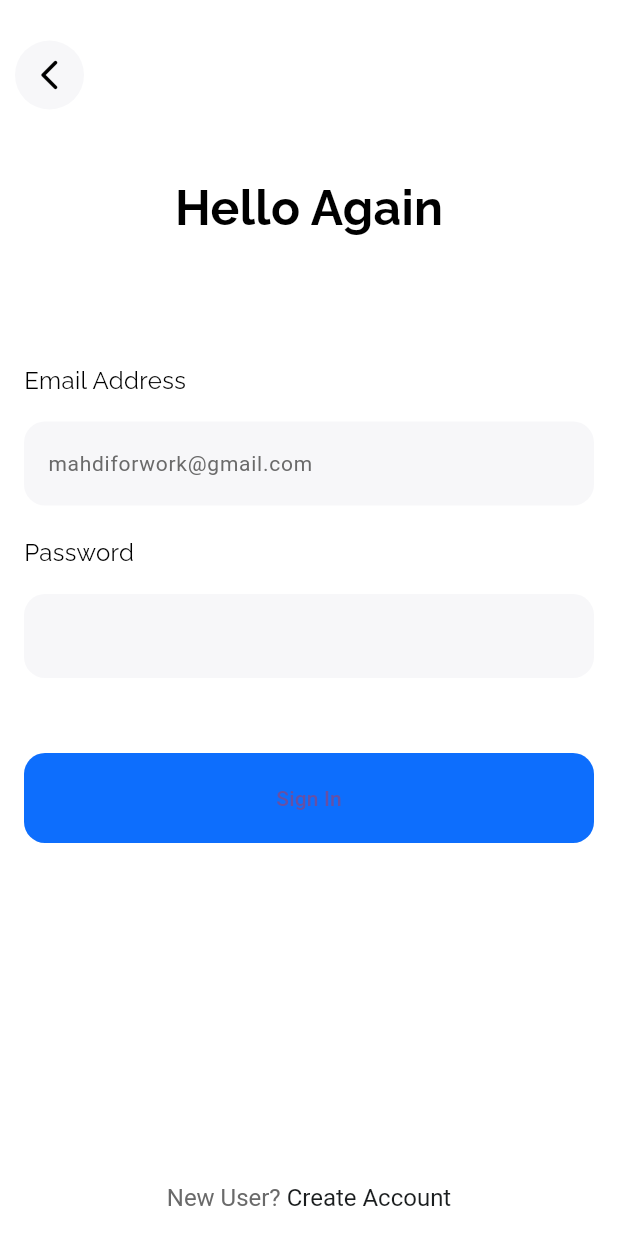
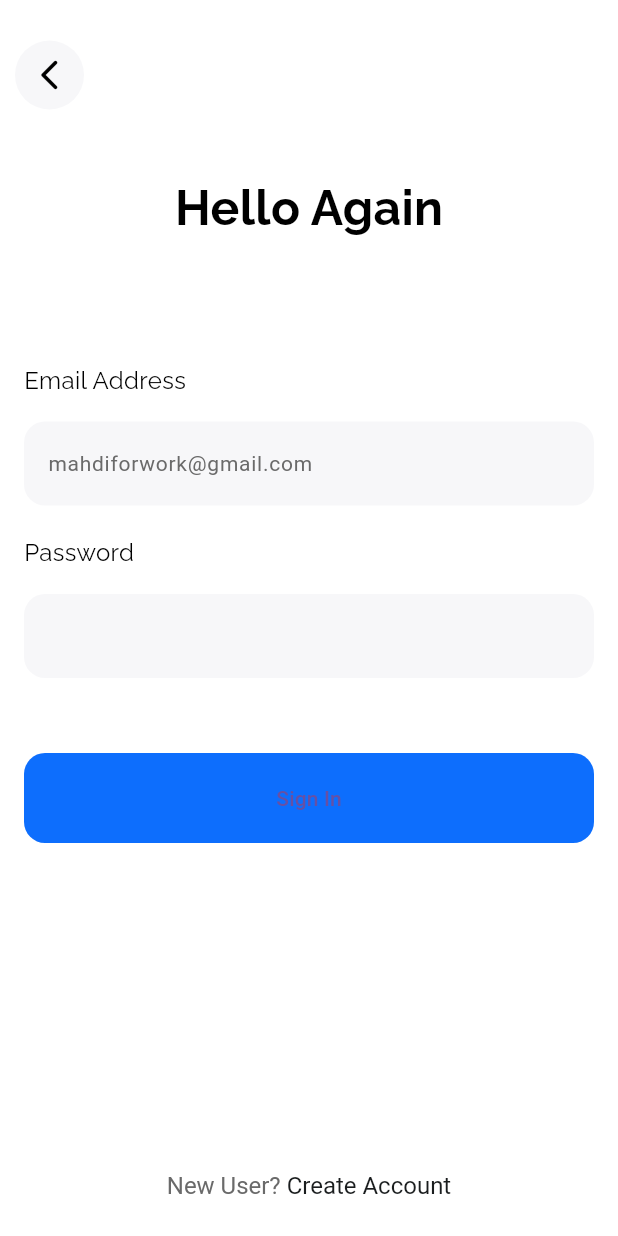
Before and after one commit to hdgiang-qh/demo_firebase, a Flutter app: the screen it shows after launch, on a phone screen of 412 x 824 dp. Run offline on Flutter 3.47's test engine with Material 3 defaults, Android fonts, the phone set to English and light mode, and no system bars; our stand-ins replace firebase_auth, firebase_core, firebase_messaging, fluttertoast, google_fonts; accounts and stored records are empty; key blocks and very long unbroken strings in the code were emptied for the run.

Commit message:
fix login

```diff
--- a/lib/pages/login/login.dart
+++ b/lib/pages/login/login.dart
@@ -163,7 +163,7 @@ class Login extends StatelessWidget {
 
   Widget _signup(BuildContext context) {
     return Padding(
-      padding: const EdgeInsets.only(bottom: 16),
+      padding: const EdgeInsets.only(bottom: 24),
       child: RichText(
           textAlign: TextAlign.center,
           text: TextSpan(
```
